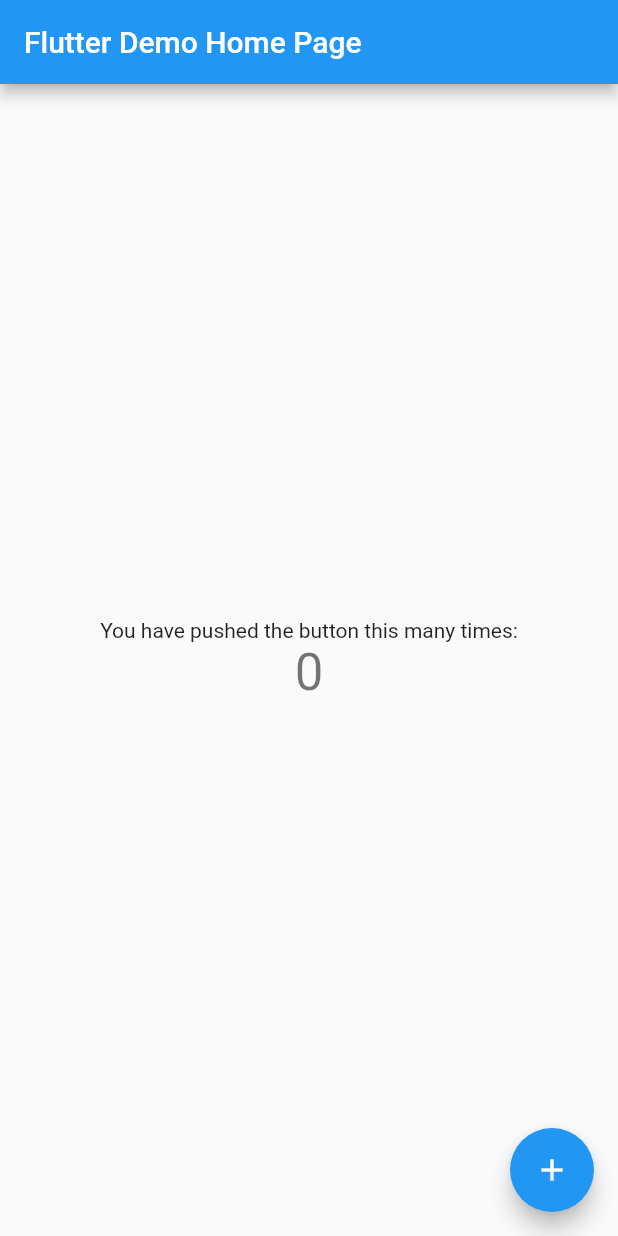
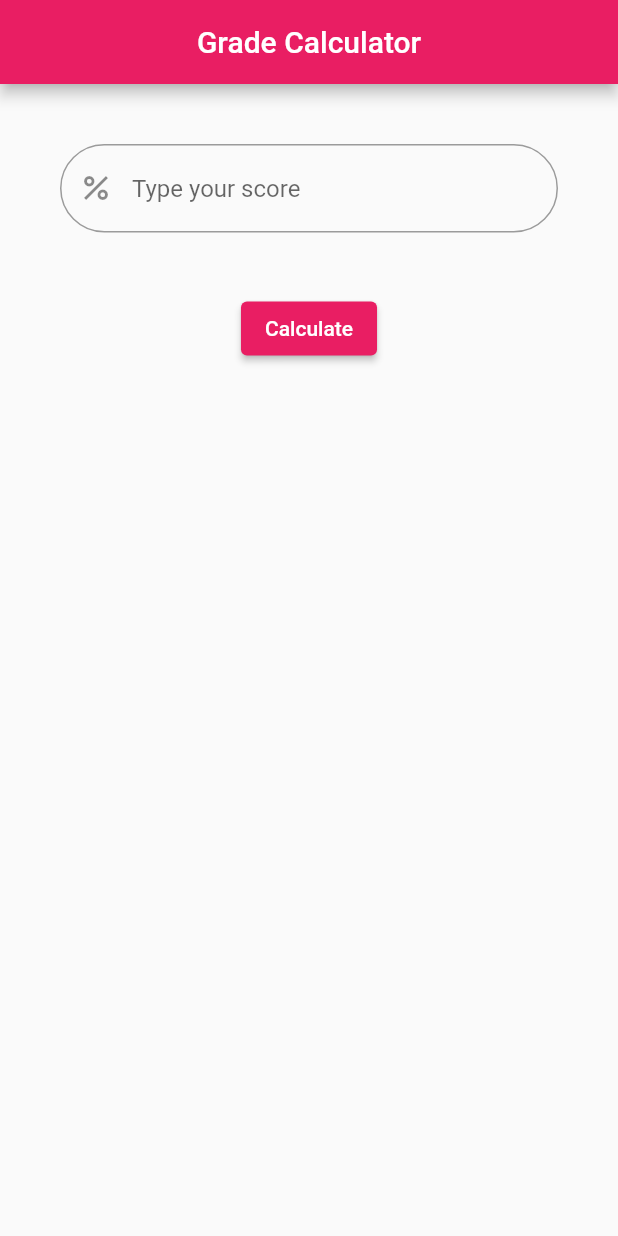
Before and after one commit to BibiTalal/Flutter-GradeCalculator-UI, a Flutter app: the screen it shows after launch, on a phone screen of 412 x 824 dp. Run offline on Flutter 3.47's test engine with Material 2 defaults, Android fonts, the phone set to English and light mode, and no system bars.

Commit message:
task completed

```diff
--- a/lib/calculator.dart
+++ /dev/null
@@ -1,12 +0,0 @@
-import 'package:flutter/material.dart';
-
-class calculator extends StatelessWidget {
-  const calculator({Key? key}) : super(key: key);
-
-  @override
-  Widget build(BuildContext context) {
-    return Scaffold(
-      appBar: AppBar(title: Text("Grade Calculator")),
-    );
-  }
-}
--- /dev/null
+++ b/lib/grade_calculator.dart
@@ -0,0 +1,46 @@
+import 'package:flutter/material.dart';
+
+class GradeCalculator extends StatelessWidget {
+  GradeCalculator({Key? key}) : super(key: key);
+
+  final controller = TextEditingController();
+
+  @override
+  Widget build(BuildContext context) {
+    return Scaffold(
+      appBar: AppBar(title: Text("Grade Calculator"), centerTitle: true),
+      body: Column(children: [
+        Padding(
+            padding: const EdgeInsets.all(40.0),
+            child: TextField(
+                controller: controller,
+                decoration: InputDecoration(
+                    hintText: "Type your score",
+                    prefixIcon: Icon(
+                      Icons.percent,
+                    ),
+                    border: OutlineInputBorder(
+                        borderRadius: BorderRadius.circular(30))))),
+        Center(
+            child: ElevatedButton(
+          child: Text("Calculate"),
+          onPressed: () {
+            int? grade = int.tryParse(controller.text);
+
+            if (grade! >= 90) {
+              print("A");
+            } else if (grade >= 80) {
+              print("B");
+            } else if (grade >= 70) {
+              print("c");
+            } else if (grade >= 60) {
+              print("D");
+            } else {
+              print("F");
+            }
+          },
+        ))
+      ]),
+    );
+  }
+}
--- a/lib/main.dart
+++ b/lib/main.dart
@@ -1,4 +1,5 @@
 import 'package:flutter/material.dart';
+import 'package:flutter_application_calculator/grade_calculator.dart';
 
 void main() {
   runApp(const MyApp());
@@ -22,9 +23,11 @@ class MyApp extends StatelessWidget {
         // or simply save your changes to "hot reload" in a Flutter IDE).
         // Notice that the counter didn't reset back to zero; the application
         // is not restarted.
-        primarySwatch: Colors.blue,
+        primarySwatch: Colors.pink,
       ),
-      home: const MyHomePage(title: 'Flutter Demo Home Page'),
+      home: Scaffold(
+        body: GradeCalculator(),
+      ),
     );
   }
 }
```
